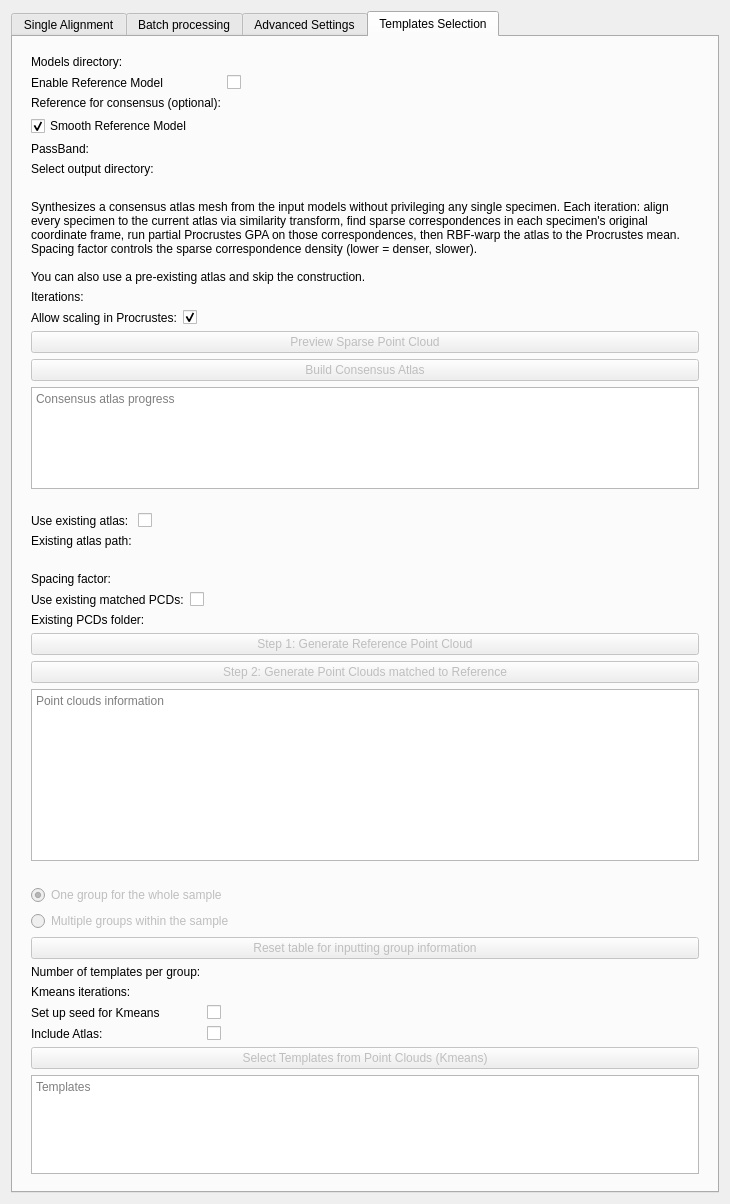
SlicerMorph/SlicerMorph, file ALPACA/Resources/UI/ALPACA.ui: the form before one commit.
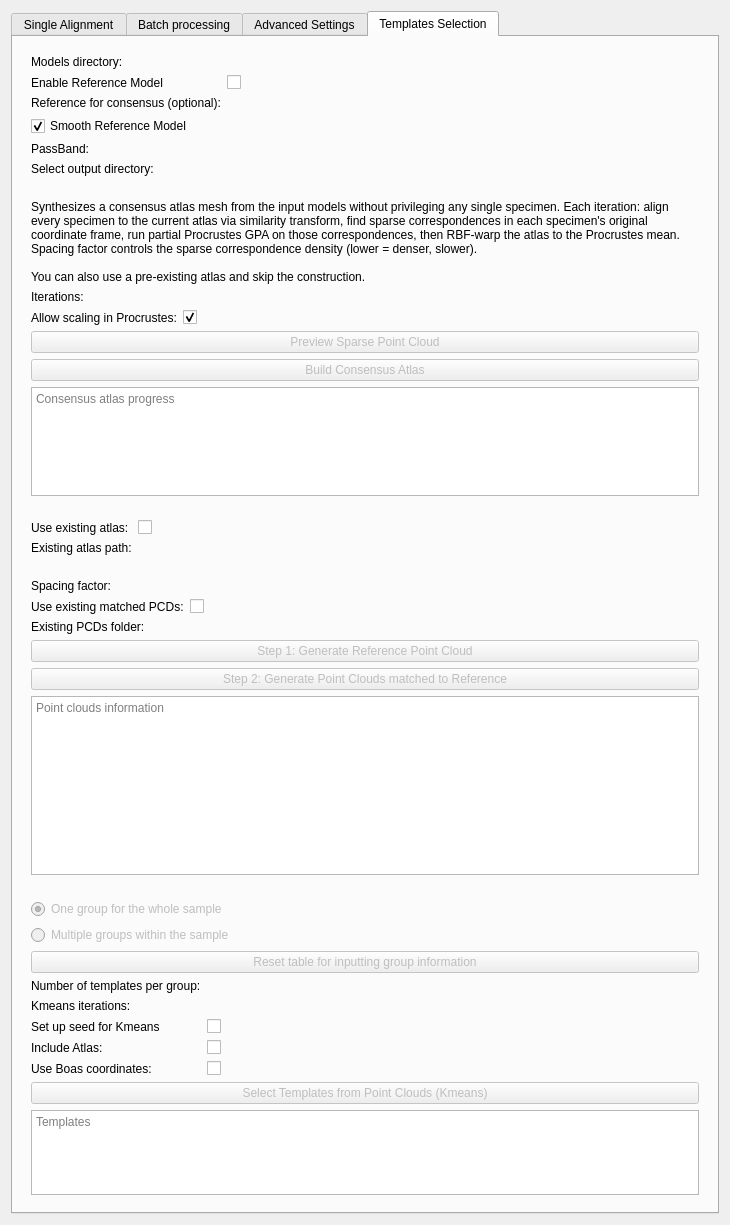
The form after the commit. The open tabs and pages were chosen to show the change. Custom widgets are drawn as their Qt base class.

Commit message:
ALPACA Templates: make Boas coordinates a K-means option
Template selection in form space (Boas coordinates, size kept) is a valid
choice, not an error: it picks templates that span shape and size. It was
simply not exposed. Add "Use Boas coordinates" to the Multi-templates
selection section, passed to pcdGPA(BoasOption=...). Off by default, as in
the GPA module (shape space). Checking it reproduces the previous picks.

Mouse_Models, 5 templates, seed 1000:
  shape (default): B6129PF1, FVB_NJ, PERC, SF, SPRET
  form (checked):  C57BL_6NJ, DBA_1J, LG, NZW_LACJ, PWK

```diff
--- a/ALPACA/Resources/UI/ALPACA.ui
+++ b/ALPACA/Resources/UI/ALPACA.ui
@@ -1643,7 +1643,24 @@
             </property>
            </widget>
           </item>
-          <item row="7" column="0" colspan="2">
+          <item row="7" column="0">
+           <widget class="QLabel" name="boasKmeansLabel">
+            <property name="text">
+             <string>Use Boas coordinates:</string>
+            </property>
+           </widget>
+          </item>
+          <item row="7" column="1">
+           <widget class="QCheckBox" name="boasKmeansCheckBox">
+            <property name="toolTip">
+             <string>Run the GPA without scaling (Boas coordinates), so that K-means clusters on shape and size together (form space). Unchecked (default, as in the GPA module): specimens are scaled to unit centroid size and K-means clusters on shape only.</string>
+            </property>
+            <property name="checked">
+             <bool>false</bool>
+            </property>
+           </widget>
+          </item>
+          <item row="8" column="0" colspan="2">
            <widget class="QPushButton" name="kmeansTemplatesButton">
             <property name="enabled">
              <bool>false</bool>
@@ -1656,7 +1673,7 @@
             </property>
            </widget>
           </item>
-          <item row="8" column="0" colspan="2">
+          <item row="9" column="0" colspan="2">
            <widget class="QPlainTextEdit" name="templatesInfo">
             <property name="sizePolicy">
              <sizepolicy hsizetype="Preferred" vsizetype="MinimumExpanding">
```
The commit also changes 2 other files.
